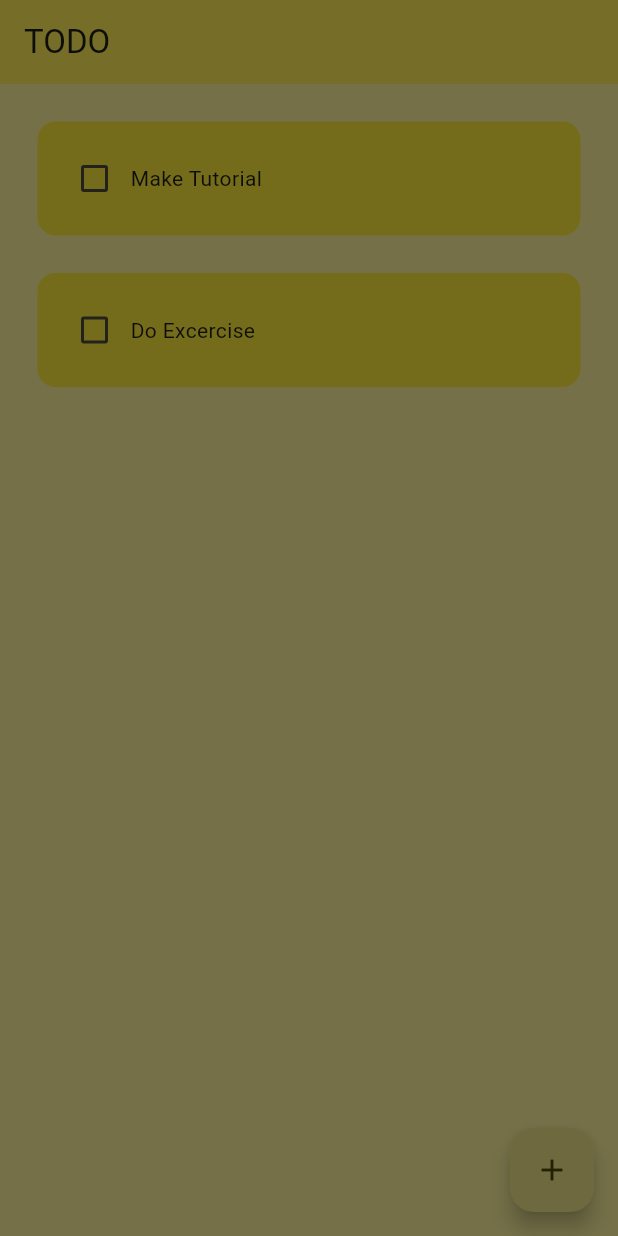
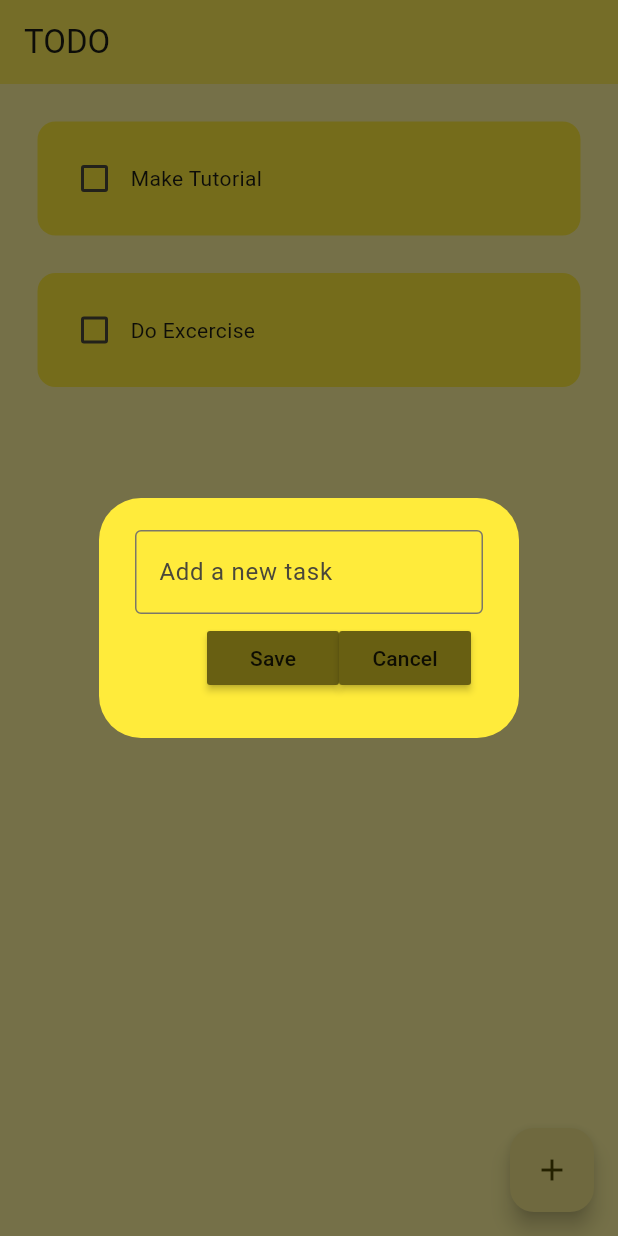
Before and after one commit to Kayz-mann/simple-todo, a Flutter app: the screen it shows after launch, after a tap on the "add" icon, on a phone screen of 412 x 824 dp. Run offline on Flutter 3.47's test engine with Material 3 defaults, Android fonts, the phone set to English and light mode, and no system bars; drawn by our look-alikes of flutter_slidable.

Commit message:
complete crud funtionality

```diff
--- a/lib/main.dart
+++ b/lib/main.dart
@@ -38,6 +38,8 @@ class _MyHomePageState extends State<MyHomePage> {
     ["Do Excercise", false],
   ];
 
+  final _controller = TextEditingController();
+
   //checkbox tapped
   void checkBoxChanged(bool value, int index) {
     setState(() {
@@ -45,11 +47,29 @@ class _MyHomePageState extends State<MyHomePage> {
     });
   }
 
+  void deleteTask(int index) {
+    setState(() {
+      todoList.removeAt(index);
+    });
+  }
+
+  void saveNewTask() {
+    setState(() {
+      todoList.add([_controller.text, false]);
+      _controller.clear();
+    });
+    Navigator.of(context).pop();
+  }
+
   void createNewTask() {
     showDialog(
         context: context,
         builder: (context) {
-          return DialogBox();
+          return DialogBox(
+            controller: _controller,
+            onSave: () {},
+            onCancel: () => Navigator.of(context).pop(),
+          );
         });
   }
 
@@ -72,8 +92,9 @@ class _MyHomePageState extends State<MyHomePage> {
             return TodoTile(
               taskName: todoList[index][0],
               taskCompleted: todoList[index][1],
-              onChanged: (value) => checkBoxChanged(
-                  value ?? false, index), // Correct function call
+              onChanged: (value) => checkBoxChanged(value ?? false, index),
+              deleteFunction: (context) =>
+                  deleteTask(index), // Correct function call
             );
           },
         ));
--- /dev/null
+++ b/lib/utils/button.dart
@@ -0,0 +1,20 @@
+import 'package:flutter/material.dart';
+
+class Button extends StatelessWidget {
+  final String text;
+  VoidCallback onPressed;
+
+  Button({
+    super.key,
+    required this.text,
+    required this.onPressed,
+  });
+
+  @override
+  Widget build(BuildContext context) {
+    return MaterialButton(
+        onPressed: onPressed,
+        child: Text(text),
+        color: Theme.of(context).primaryColor);
+  }
+}
--- a/lib/utils/dialog_box.dart
+++ b/lib/utils/dialog_box.dart
@@ -1,12 +1,45 @@
 import 'package:flutter/material.dart';
+import 'package:todos/utils/button.dart';
 
 class DialogBox extends StatelessWidget {
-  const DialogBox({super.key});
+  final controller;
+  VoidCallback onSave;
+  VoidCallback onCancel;
+  DialogBox(
+      {super.key,
+      required this.controller,
+      required this.onSave,
+      required this.onCancel});
 
   @override
   Widget build(BuildContext context) {
     return AlertDialog(
-      backgroundColor: ,
+      backgroundColor: Colors.yellow,
+      content: Container(
+        height: 120,
+        child: Column(
+          mainAxisAlignment: MainAxisAlignment.spaceEvenly,
+          children: [
+            TextField(
+              controller: controller,
+              decoration: InputDecoration(
+                border: OutlineInputBorder(),
+                hintText: "Add a new task",
+              ),
+            ),
+            Row(
+              mainAxisAlignment: MainAxisAlignment.end,
+              children: [
+                Button(text: "Save", onPressed: onSave),
+                Button(text: "Cancel", onPressed: onCancel),
+                const SizedBox(
+                  width: 8,
+                )
+              ],
+            ),
+          ],
+        ),
+      ),
     );
   }
 }
--- a/lib/utils/todo_tile.dart
+++ b/lib/utils/todo_tile.dart
@@ -1,23 +1,34 @@
 // ignore_for_file: sort_child_properties_last, prefer_const_constructors
 
 import 'package:flutter/material.dart';
+import 'package:flutter_slidable/flutter_slidable.dart';
 
 class TodoTile extends StatelessWidget {
   final String taskName;
   final bool taskCompleted;
   final Function(bool?)? onChanged;
+  Function(BuildContext)? deleteFunction;
 
-  const TodoTile({
-    super.key,
+  TodoTile(
+      {super.key,
       required this.taskName,
       required this.taskCompleted,
       required this.onChanged,
-  });
+      required this.deleteFunction});
 
   @override
   Widget build(BuildContext context) {
     return Padding(
         padding: const EdgeInsets.only(left: 25.0, right: 25, top: 25),
+        child: Slidable(
+            endActionPane: ActionPane(motion: StretchMotion(), children: [
+              SlidableAction(
+                onPressed: deleteFunction,
+                icon: Icons.delete,
+                backgroundColor: Colors.red.shade300,
+                borderRadius: BorderRadius.circular(12),
+              )
+            ]),
             child: Container(
               // child: Text("Make Tutorial"),
               padding: EdgeInsets.all(14),
@@ -38,7 +49,8 @@ class TodoTile extends StatelessWidget {
                 ],
               ),
               decoration: BoxDecoration(
-              color: Colors.yellow, borderRadius: BorderRadius.circular(12)),
-        ));
+                  color: Colors.yellow,
+                  borderRadius: BorderRadius.circular(12)),
+            )));
   }
 }
--- a/pubspec.yaml
+++ b/pubspec.yaml
@@ -35,6 +35,7 @@ dependencies:
   # The following adds the Cupertino Icons font to your application.
   # Use with the CupertinoIcons class for iOS style icons.
   cupertino_icons: ^1.0.8
+  flutter_slidable: ^3.1.1
 
 dev_dependencies:
   flutter_test:
```
Also changed, not shown: pubspec.lock. Lines whose indentation alone changed are shown as unchanged.
